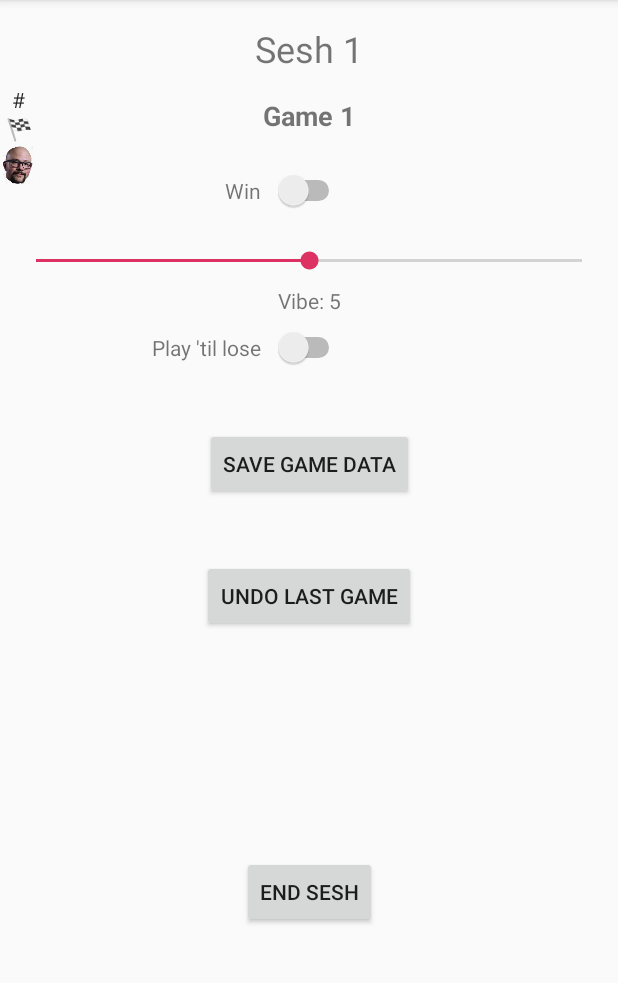
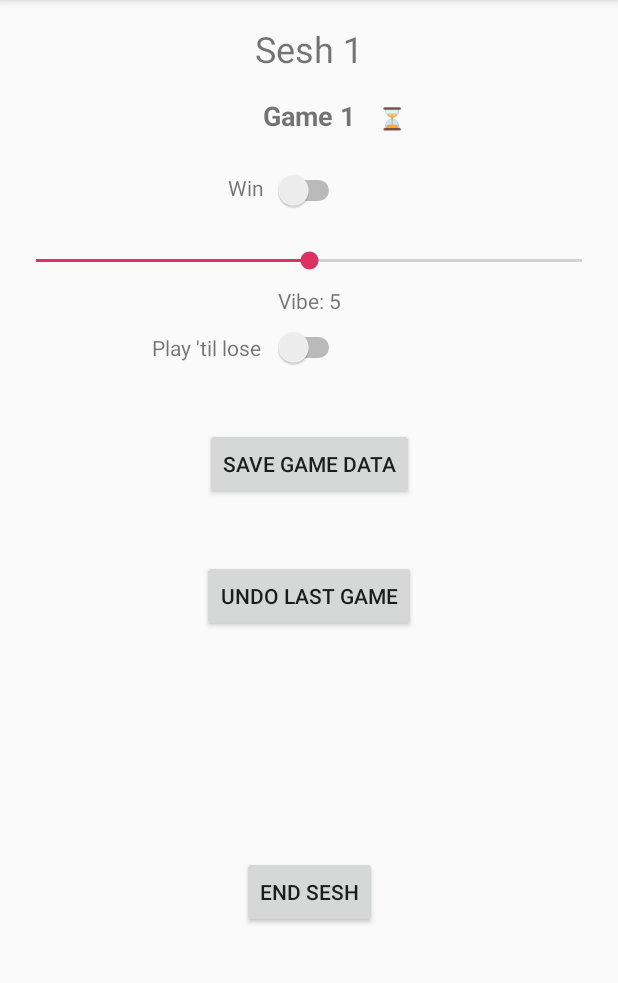
Before and after one commit to jqhan/good-vibes, an Android app: the SeshActivity screen opened directly, with no data from a screen before it, after a tap on "UNDO LAST GAME", on a phone screen of 412 x 824 dp, the part 84-1067 px from its top. Run offline under Robolectric (Android 15) with nearby library versions, the phone set to English and light mode, and no system bars; our stand-ins replace RxJava; 1 statement that could not run was skipped.

Commit message:
Add stopwatch

```diff
--- a/goodvibes/app/src/main/java/com/luttu/good_vibes/SeshActivity.kt
+++ b/goodvibes/app/src/main/java/com/luttu/good_vibes/SeshActivity.kt
@@ -8,19 +8,26 @@ import android.os.Handler
 import android.support.v7.app.AppCompatActivity
 import android.support.v7.widget.LinearLayoutManager
 import android.text.Html
-import android.util.Log
+import android.view.View
 import android.widget.SeekBar
-import android.widget.Toast
+import io.reactivex.Flowable
 import io.reactivex.android.schedulers.AndroidSchedulers
 import io.reactivex.schedulers.Schedulers
 import kotlinx.android.synthetic.main.activity_sesh.*
+import java.math.RoundingMode
+import java.text.DecimalFormat
+import java.text.SimpleDateFormat
+import java.util.*
+import java.util.concurrent.TimeUnit
 
 
 class SeshActivity : AppCompatActivity() {
 
     private lateinit var mSesh: Sesh
     private lateinit var mEndpointBaseURL: String
+    private var mTimerStartTime: Long = System.currentTimeMillis()
 
+    @SuppressLint("CheckResult")
     override fun onCreate(savedInstanceState: Bundle?) {
         super.onCreate(savedInstanceState)
         setContentView(R.layout.activity_sesh)
@@ -62,6 +69,28 @@ class SeshActivity : AppCompatActivity() {
             adapter = GameResultAdapter(mSesh.getGameList())
         }
 
+        Flowable.interval(1000L, TimeUnit.MILLISECONDS)
+            .timeInterval()
+            .observeOn(AndroidSchedulers.mainThread())
+            .subscribe {
+                textStopWatchTime.text = getStopWatchString()
+            }
+
+    }
+
+    fun showHideGameResultRVSymbols(visibility: Int) {
+        textViewResultsGameNum.visibility = visibility
+        textViewResultsWinLose.visibility = visibility
+        imageViewMiky.visibility = visibility
+    }
+
+
+    fun getStopWatchString(): String {
+        val nowTime = System.currentTimeMillis()
+        val cast = nowTime - mTimerStartTime
+        val date = Date(cast)
+        val simpleDateFormat = SimpleDateFormat("mm:ss")
+        return simpleDateFormat.format(date)
     }
 
     private fun createGame(): Game {
@@ -77,6 +106,7 @@ class SeshActivity : AppCompatActivity() {
     private fun saveGameDataBtnPressed() {
         mSesh.saveGame(createGame())
         switchPlayTilLose.isChecked = false
+        mTimerStartTime = System.currentTimeMillis()
         updateUI()
     }
 
@@ -99,8 +129,17 @@ class SeshActivity : AppCompatActivity() {
     private fun updateUI() {
         textGameNum.text = "Game " + mSesh.getGameCount()
         recyclerViewGameResults.adapter?.notifyDataSetChanged()
+        if (mSesh.getGameList().isEmpty()) {
+            showHideGameResultRVSymbols(View.GONE)
+            textAverageVibe.visibility = View.GONE
+        } else {
+            showHideGameResultRVSymbols(View.VISIBLE)
+            textAverageVibe.visibility = View.VISIBLE
+            val df = DecimalFormat("##.##")
+            df.roundingMode = RoundingMode.CEILING
+            textAverageVibe.text = "average vibe: " + df.format(mSesh.getAverageVibe())
+        }
     }
-
 
     private fun postGames() {
         VibeUtils.showLoading(this)
--- a/goodvibes/app/src/main/res/layout/activity_sesh.xml
+++ b/goodvibes/app/src/main/res/layout/activity_sesh.xml
@@ -19,6 +19,15 @@
             app:layout_constraintTop_toTopOf="parent" />
 
     <TextView
+            android:id="@+id/textAverageVibe"
+            android:layout_width="wrap_content"
+            android:layout_height="wrap_content"
+            android:layout_marginStart="16dp"
+            android:layout_marginTop="24dp"
+            app:layout_constraintStart_toEndOf="@+id/textSesh"
+            app:layout_constraintTop_toTopOf="parent" />
+
+    <TextView
             android:id="@+id/textViewResultsGameNum"
             android:layout_width="wrap_content"
             android:layout_height="wrap_content"
@@ -26,6 +35,7 @@
             android:layout_marginTop="8dp"
             android:text="@string/hashtag"
             android:textColor="#DA000000"
+            android:visibility="gone"
             app:layout_constraintStart_toStartOf="parent"
             app:layout_constraintTop_toBottomOf="@+id/textSesh" />
 
@@ -37,6 +47,7 @@
             android:text="@string/race_flag"
             android:textColor="#000000"
             android:textStyle="bold"
+            android:visibility="gone"
             app:layout_constraintStart_toStartOf="parent"
             app:layout_constraintTop_toBottomOf="@+id/textViewResultsGameNum" />
 
@@ -46,11 +57,10 @@
             android:layout_height="25dp"
             android:layout_marginStart="2dp"
             android:layout_marginTop="2dp"
+            android:visibility="gone"
+            app:layout_constraintStart_toStartOf="parent"
+            app:layout_constraintTop_toBottomOf="@+id/textViewResultsWinLose"
             app:srcCompat="@drawable/miky"
-            tools:layout_editor_absoluteX="88dp"
-            tools:layout_editor_absoluteY="101dp"
-            app:layout_constraintTop_toBottomOf="@+id/textViewResultsWinLose"
-            app:layout_constraintStart_toStartOf="parent"
             tools:ignore="ContentDescription" />
 
     <android.support.v7.widget.RecyclerView
@@ -79,11 +89,31 @@
             app:layout_constraintTop_toBottomOf="@id/recyclerViewGameResults" />
 
     <TextView
+            android:id="@+id/textHourGlass"
+            android:layout_width="wrap_content"
+            android:layout_height="wrap_content"
+            android:layout_marginStart="16dp"
+            android:layout_marginTop="12dp"
+            android:text="@string/hourglass"
+            android:textColor="#000000"
+            app:layout_constraintStart_toEndOf="@+id/textGameNum"
+            app:layout_constraintTop_toBottomOf="@+id/recyclerViewGameResults" />
+
+    <TextView
+            android:id="@+id/textStopWatchTime"
+            android:layout_width="wrap_content"
+            android:layout_height="wrap_content"
+            android:layout_marginStart="4dp"
+            android:layout_marginTop="12dp"
+            app:layout_constraintStart_toEndOf="@+id/textHourGlass"
+            app:layout_constraintTop_toBottomOf="@+id/recyclerViewGameResults" />
+
+    <TextView
             android:id="@+id/textWin"
             android:layout_width="wrap_content"
             android:layout_height="wrap_content"
-            android:layout_marginTop="28dp"
-            android:layout_marginEnd="8dp"
+            android:layout_marginTop="26dp"
+            android:layout_marginEnd="6dp"
             android:text="@string/textWin"
             app:layout_constraintEnd_toStartOf="@+id/switchWin"
             app:layout_constraintTop_toBottomOf="@+id/textGameNum" />
@@ -97,7 +127,7 @@
             android:layout_marginEnd="8dp"
             app:layout_constraintEnd_toEndOf="parent"
             app:layout_constraintStart_toStartOf="parent"
-            app:layout_constraintTop_toBottomOf="@+id/textGameNum" />
+            app:layout_constraintTop_toBottomOf="@id/textGameNum" />
 
     <SeekBar
             android:id="@+id/sliderVibe"
--- a/goodvibes/app/src/main/res/values/strings.xml
+++ b/goodvibes/app/src/main/res/values/strings.xml
@@ -14,4 +14,5 @@
     <string name="hashtag">&#35;</string>
     <string name="race_flag">&#127937;</string>
     <string name="play_til_lose">&#9995;</string>
+    <string name="hourglass">&#9203;</string>
 </resources>
```
Also changed, not shown: goodvibes/app/src/main/java/com/luttu/good_vibes/Sesh.kt (+11 -3 lines).
